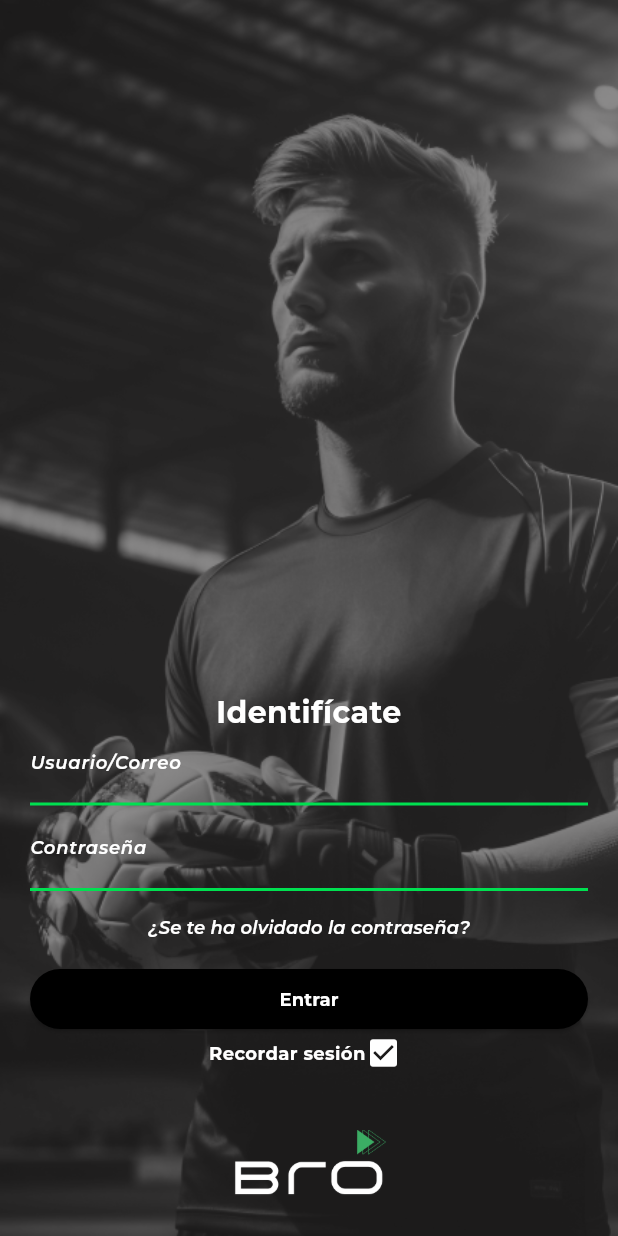
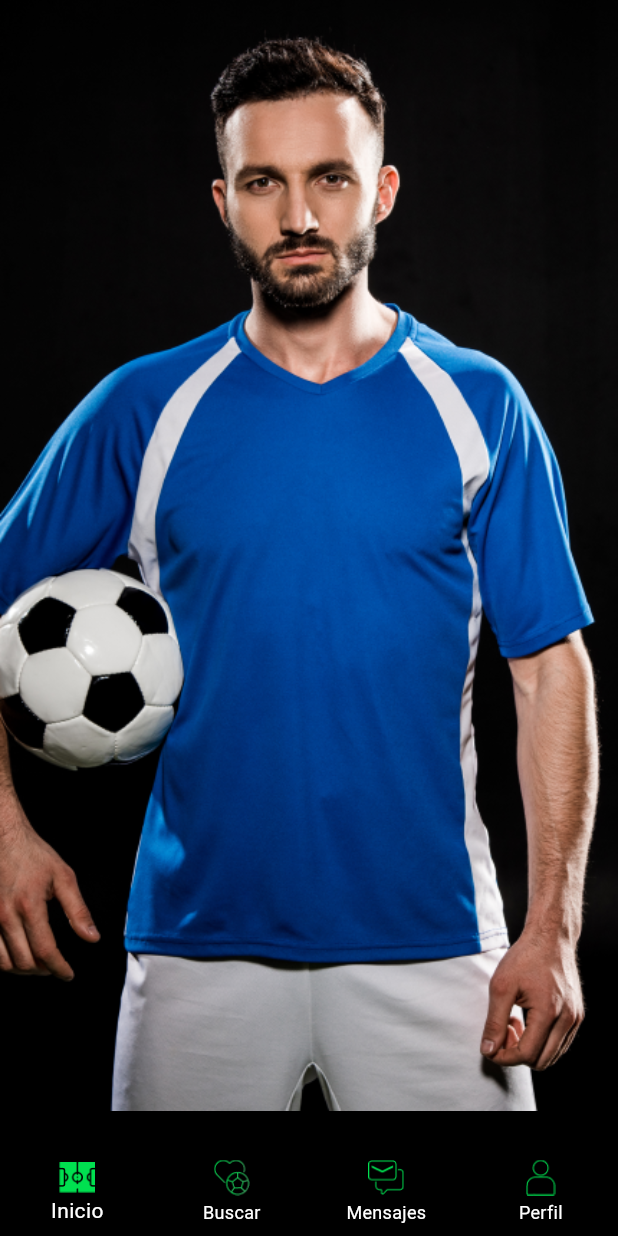
Before and after one commit to GeronimoB/browebcode, a Flutter app: the SignInScreen screen opened directly, after a tap on "Entrar", on a phone screen of 412 x 824 dp. Run offline on Flutter 3.47's test engine with Material 3 defaults, Android fonts, the light colour scheme and no system bars; project files that could hold a hidden picture were left out.

Commit message:
changes to add the menu and firrrrt screnn

```diff
--- /dev/null
+++ b/lib/Screens/Inicio.dart
@@ -0,0 +1,89 @@
+import 'package:flutter/material.dart';
+
+class InicioPage extends StatefulWidget {
+  @override
+  _InicioPageState createState() => _InicioPageState();
+}
+
+class _InicioPageState extends State<InicioPage> {
+  double _xOffset = 0.0;
+  double _rotation = 0.0;
+
+  void _onHorizontalDragUpdate(DragUpdateDetails details) {
+    setState(() {
+      _xOffset += details.primaryDelta!;
+      _rotation = _xOffset / 1000;
+    });
+  }
+
+  void _onHorizontalDragEnd(DragEndDetails details) {
+    if (_xOffset > 100) {
+      // Swiped right
+      print('Swiped right');
+    } else if (_xOffset < -100) {
+      // Swiped left
+      print('Swiped left');
+    }
+    setState(() {
+      _xOffset = 0;
+      _rotation = 0;
+    });
+  }
+
+  @override
+  Widget build(BuildContext context) {
+    return Scaffold(
+      backgroundColor: Colors.black, // Fondo negro
+      body: GestureDetector(
+        onHorizontalDragUpdate: _onHorizontalDragUpdate,
+        onHorizontalDragEnd: _onHorizontalDragEnd,
+        child: Stack(
+          children: <Widget>[
+            // Fondo
+            Positioned.fill(
+              child: Image.asset(
+                'assets/Background.png', // Ruta de la imagen de fondo
+                fit: BoxFit.cover,
+              ),
+            ),
+            // Imagen principal
+            Positioned(
+              child: Transform.rotate(
+                angle: _rotation,
+                child: Transform.translate(
+                  offset: Offset(_xOffset, 0),
+                  child: Image.asset(
+                    'assets/jugador.png', // Ruta de la imagen principal
+                    fit: BoxFit.cover,
+                  ),
+                ),
+              ),
+            ),
+            // SVG para la derecha
+            if (_xOffset > 0)
+              Positioned(
+                top: MediaQuery.of(context).size.height / 2 - 50,
+                right: 0,
+                child: Image.asset(
+                  'assets/Matchicon.png', // SVG para la derecha
+                  width: 200,
+                  height: 200,
+                ),
+              ),
+            // SVG para la izquierda
+            if (_xOffset < 0)
+              Positioned(
+                top: MediaQuery.of(context).size.height / 2 - 50,
+                left: -30,
+                child: Image.asset(
+                  'assets/No Match.png', // SVG para la izquierda
+                  width: 200,
+                  height: 200,
+                ),
+              ),
+          ],
+        ),
+      ),
+    );
+  }
+}
--- /dev/null
+++ b/lib/Screens/Match.dart
@@ -0,0 +1,13 @@
+import 'package:flutter/material.dart';
+
+class Matche extends StatelessWidget {
+  @override
+  Widget build(BuildContext context) {
+    return Center(
+      child: Text(
+        'Pantalla de Búsqueda',
+        style: TextStyle(fontSize: 24.0),
+      ),
+    );
+  }
+}
--- /dev/null
+++ b/lib/Screens/Mensajes.dart
@@ -0,0 +1,13 @@
+import 'package:flutter/material.dart';
+
+class MensajesPage extends StatelessWidget {
+  @override
+  Widget build(BuildContext context) {
+    return Center(
+      child: Text(
+        'Pantalla de Mensajes',
+        style: TextStyle(fontSize: 24.0),
+      ),
+    );
+  }
+}
--- /dev/null
+++ b/lib/Screens/Perfil.dart
@@ -0,0 +1,13 @@
+import 'package:flutter/material.dart';
+
+class PerfilPage extends StatelessWidget {
+  @override
+  Widget build(BuildContext context) {
+    return Center(
+      child: Text(
+        'Pantalla de Perfil',
+        style: TextStyle(fontSize: 24.0),
+      ),
+    );
+  }
+}
--- /dev/null
+++ b/lib/Screens/bottom_navigation_bar.dart
@@ -0,0 +1,122 @@
+import 'package:flutter/material.dart';
+import 'package:bro_app_to/Screens/Inicio.dart'; // Importa los archivos de las pantallas
+import 'package:bro_app_to/Screens/Match.dart';
+import 'package:bro_app_to/Screens/Mensajes.dart';
+import 'package:bro_app_to/Screens/Perfil.dart';
+
+class CustomBottomNavigationBar extends StatefulWidget {
+  @override
+  _CustomBottomNavigationBarState createState() =>
+      _CustomBottomNavigationBarState();
+}
+
+class _CustomBottomNavigationBarState extends State<CustomBottomNavigationBar> {
+  int _selectedIndex = 0;
+
+  // Lista de páginas que quieres mostrar en el BottomNavigationBar
+  final List<Widget> _pages = [
+    InicioPage(),
+    Matche(),
+    MensajesPage(),
+    PerfilPage(),
+  ];
+
+  // Lista de nombres de archivos de iconos no seleccionados
+  final List<String> _iconNames = [
+    'Inicio.png',
+    'Match.png',
+    'Mensaje.png',
+    'Perfil.png',
+  ];
+
+  // Lista de nombres de archivos de iconos seleccionados
+  final List<String> _selectedIconNames = [
+    'Inicio-1.png',
+    'Match-1.png',
+    'Mensaje-1.png',
+    'Perfil-1.png',
+  ];
+
+  void _onItemTapped(int index) {
+    setState(() {
+      _selectedIndex = index;
+    });
+  }
+
+  @override
+  Widget build(BuildContext context) {
+    return Scaffold(
+      body: _pages[_selectedIndex],
+      bottomNavigationBar: BottomNavigationBar(
+        type: BottomNavigationBarType.fixed,
+        backgroundColor: Colors.black,
+        items: [
+          BottomNavigationBarItem(
+            backgroundColor: Colors.black,
+            icon: _selectedIndex == 0
+                ? Image.asset(
+                    'assets/${_selectedIconNames[0]}',
+                    height: 24,
+                    width: 24,
+                  )
+                : Image.asset(
+                    'assets/${_iconNames[0]}',
+                    height: 24,
+                    width: 24,
+                  ),
+            label: 'Inicio',
+          ),
+          BottomNavigationBarItem(
+            backgroundColor: Colors.black,
+            icon: _selectedIndex == 1
+                ? Image.asset(
+                    'assets/${_selectedIconNames[1]}',
+                    height: 24,
+                    width: 24,
+                  )
+                : Image.asset(
+                    'assets/${_iconNames[1]}',
+                    height: 24,
+                    width: 24,
+                  ),
+            label: 'Buscar',
+          ),
+          BottomNavigationBarItem(
+            backgroundColor: Colors.black,
+            icon: _selectedIndex == 2
+                ? Image.asset(
+                    'assets/${_selectedIconNames[2]}',
+                    height: 24,
+                    width: 24,
+                  )
+                : Image.asset(
+                    'assets/${_iconNames[2]}',
+                    height: 24,
+                    width: 24,
+                  ),
+            label: 'Mensajes',
+          ),
+          BottomNavigationBarItem(
+            backgroundColor: Colors.black,
+            icon: _selectedIndex == 3
+                ? Image.asset(
+                    'assets/${_selectedIconNames[3]}',
+                    height: 24,
+                    width: 24,
+                  )
+                : Image.asset(
+                    'assets/${_iconNames[3]}',
+                    height: 24,
+                    width: 24,
+                  ),
+            label: 'Perfil',
+          ),
+        ],
+        currentIndex: _selectedIndex,
+        selectedItemColor: Colors.white,
+        unselectedItemColor: Colors.white,
+        onTap: _onItemTapped,
+      ),
+    );
+  }
+}
--- a/lib/Sing_in.dart
+++ b/lib/Sing_in.dart
@@ -1,4 +1,6 @@
 import 'package:flutter/material.dart';
+import 'package:bro_app_to/Screens/bottom_navigation_bar.dart';
+
 class SignInScreen extends StatelessWidget {
   @override
   Widget build(BuildContext context) {
@@ -93,7 +95,10 @@ class SignInScreen extends StatelessWidget {
                 ),
                 ElevatedButton(
                   onPressed: () {
-                    // Lógica para el botón "Entrar"
+                    Navigator.push(
+                      context,
+                      MaterialPageRoute(builder: (context) => CustomBottomNavigationBar()),
+                    );
                   },
                   style: ButtonStyle(
                     backgroundColor: MaterialStateProperty.all<Color>(Colors.black),
```
Also changed, not shown: pubspec.yaml (+15 -1 lines), assets/Background.png (added), assets/Inicio-1.png (added), assets/Inicio.png (added), assets/Match-1.png (added), assets/Match.png (added), assets/Matchicon.png (added), assets/Mensaje-1.png (added), assets/Mensaje.png (added), assets/No Match.png (added), assets/Perfil-1.png (added), assets/Perfil.png (added), assets/jugador.png (added), assets/jugador1.png (added), 1 more files.
